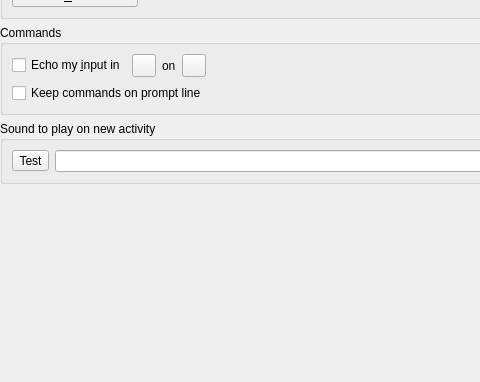
First picture: the form in smushclient-qt/cpp/ui/worlddetails/output.ui, repository jnbooth/smushclient, before the edit; both pictures show x 0 to 480 and y 218 to 600 of the 800 by 600 pixel window.
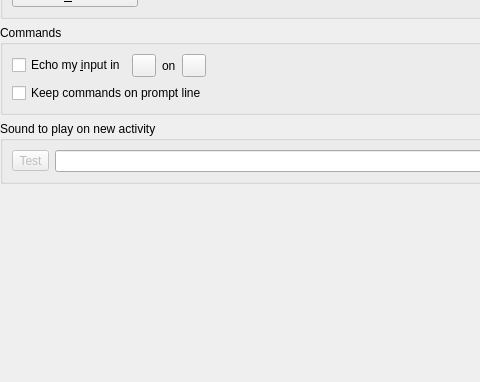
Second picture: the form after the edit. Icons and pictures are not drawn. Custom widgets are drawn as their Qt base class.

Diff of the .ui file:
```diff
--- a/smushclient-qt/cpp/ui/worlddetails/output.ui
+++ b/smushclient-qt/cpp/ui/worlddetails/output.ui
@@ -639,6 +639,9 @@
      <layout class="QHBoxLayout" name="horizontalLayout_2">
       <item>
        <widget class="QToolButton" name="NewActivitySound_test">
+        <property name="enabled">
+         <bool>false</bool>
+        </property>
         <property name="text">
          <string>Test</string>
         </property>
```
